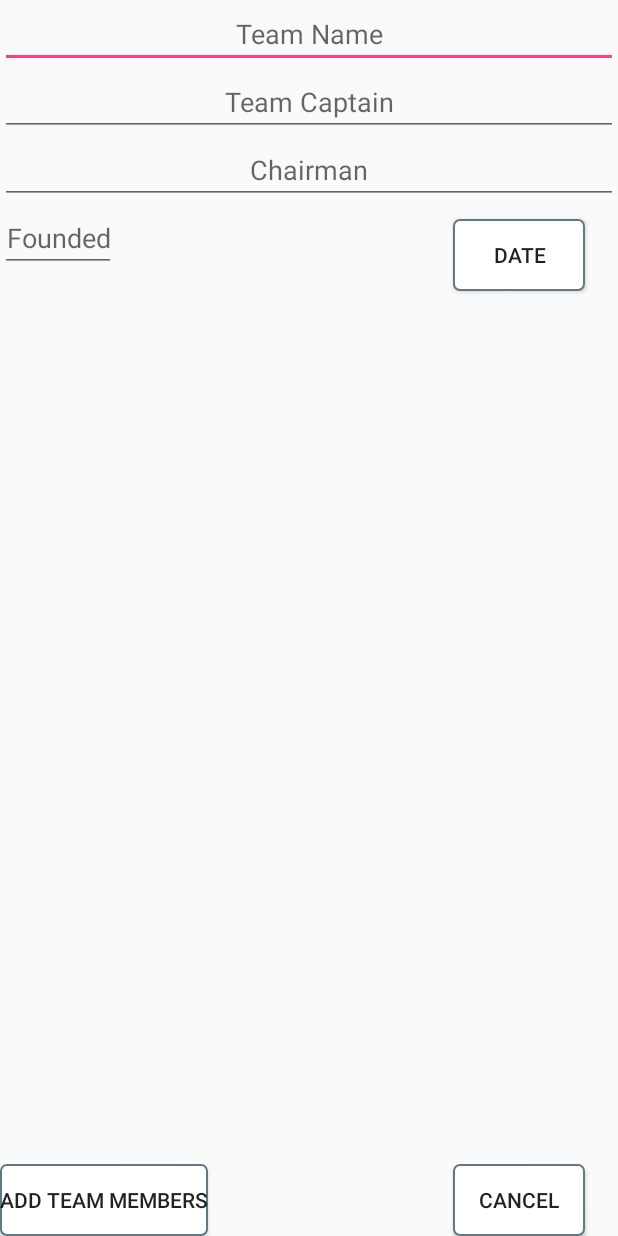
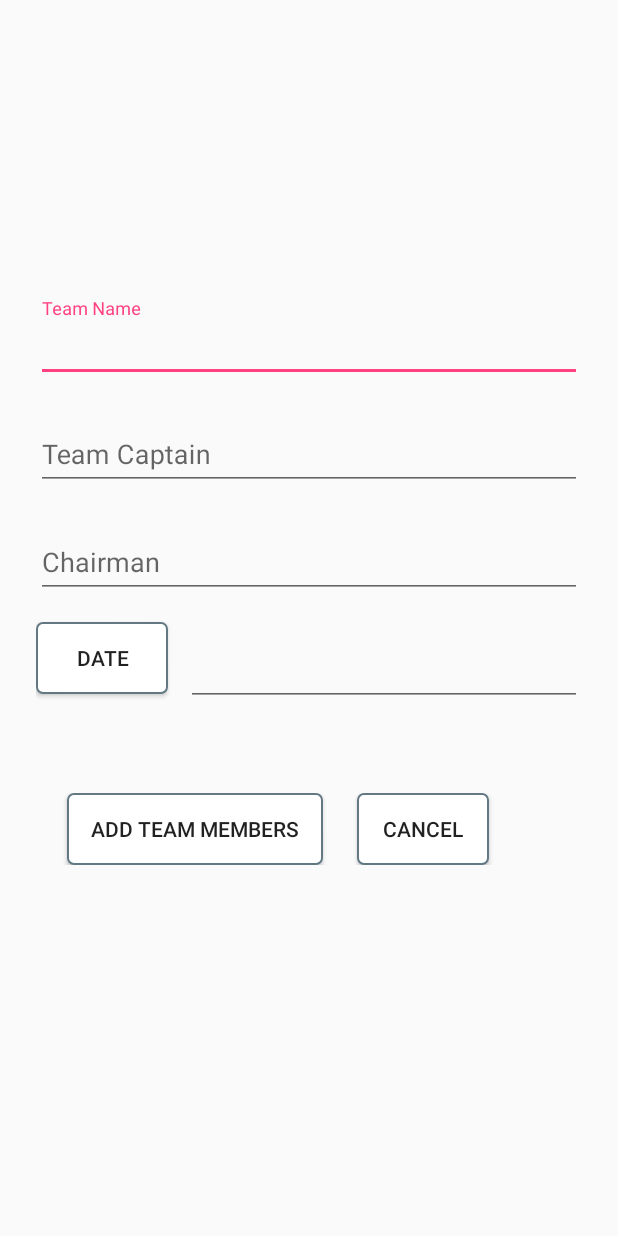
Before and after one commit to Mbukutshe/SoccerApp, an Android app: the RegisterTeamActivity screen opened directly, with no data from a screen before it, on a phone screen of 412 x 824 dp. Run offline under Robolectric (Android 15) with nearby library versions, the phone set to English and light mode, and no system bars; our stand-ins replace Volley.

Commit message:
layout changes

```diff
--- a/app/src/main/java/com/cloudflare/soccerapp/LoginActivity.java
+++ b/app/src/main/java/com/cloudflare/soccerapp/LoginActivity.java
@@ -113,7 +113,8 @@ public class LoginActivity extends AppCompatActivity {
         });
 
 
-    }private class AsyncLogin extends AsyncTask<String, String, String>
+    }
+    private class AsyncLogin extends AsyncTask<String, String, String>
     {
         ProgressDialog pdLoading = new ProgressDialog(LoginActivity.this);
         HttpURLConnection conn;
--- a/app/src/main/res/layout/activity_register_team.xml
+++ b/app/src/main/res/layout/activity_register_team.xml
@@ -7,18 +7,106 @@
     android:layout_height="match_parent"
     tools:context="com.cloudflare.soccerapp.RegisterTeamActivity">
 
-        android:layout_width="368dp"
-        android:layout_height="495dp"
-        tools:layout_editor_absoluteX="8dp"
-        tools:layout_editor_absoluteY="8dp">
+    <ScrollView
+        android:layout_width="fill_parent"
+        android:layout_height="match_parent"
+        android:fitsSystemWindows="true"
+        android:scrollbars="none">
+    <LinearLayout
+        android:orientation="vertical"
+        android:layout_width="match_parent"
+        android:layout_height="wrap_content"
+        android:layout_gravity="center"
+        android:scrollbars="none"
+        android:paddingBottom="56dp"
+        android:paddingLeft="24dp"
+        android:paddingRight="24dp">
+        <android.support.design.widget.TextInputLayout
+            android:layout_width="match_parent"
+            android:layout_height="wrap_content"
+            android:layout_marginTop="8dp"
+            android:layout_marginBottom="8dp">
 
+                <EditText android:id="@+id/editTeamName"
+                    android:layout_width="match_parent"
+                    android:layout_height="wrap_content"
+                    android:inputType="textCapWords"
+                    android:hint="Team Name" />
+        </android.support.design.widget.TextInputLayout>
+
+        <android.support.design.widget.TextInputLayout
+            android:layout_width="match_parent"
+            android:layout_height="wrap_content"
+            android:layout_marginTop="8dp"
+            android:layout_marginBottom="8dp">
+
+                <EditText android:id="@+id/editTeamCaptain"
+                    android:layout_width="match_parent"
+                    android:layout_height="wrap_content"
+                    android:inputType="textCapWords"
+                    android:hint="Team Captain" />
+        </android.support.design.widget.TextInputLayout>
+
+        <android.support.design.widget.TextInputLayout
+            android:layout_width="match_parent"
+            android:layout_height="wrap_content"
+            android:layout_marginTop="8dp"
+            android:layout_marginBottom="8dp">
+
+                <EditText android:id="@+id/editChairman"
+                    android:layout_width="match_parent"
+                    android:layout_height="wrap_content"
+                    android:inputType="textCapWords"
+                    android:hint="Chairman" />
+        </android.support.design.widget.TextInputLayout>
+        <FrameLayout
+            android:orientation="vertical"
+            android:layout_width="match_parent"
+            android:layout_height="wrap_content"
+            android:scrollbars="none">
+        <android.support.design.widget.TextInputLayout
+            android:layout_width="match_parent"
+            android:layout_height="wrap_content"
+            android:layout_marginTop="8dp"
+            android:layout_alignParentRight="true"
+            android:layout_marginLeft="100dp"
+            android:layout_gravity="right"
+            android:layout_marginBottom="8dp">
+
+                <EditText android:id="@+id/editFounded"
+                    android:layout_width="match_parent"
+                    android:layout_height="wrap_content"
+                    android:inputType="textCapWords"
+                    android:hint="" />
+        </android.support.design.widget.TextInputLayout>
+        <Button
+            android:id="@+id/btnDate"
+            android:layout_width="wrap_content"
+            android:layout_height="wrap_content"
+            android:text="Date"
+            android:background="@drawable/button_background"
+            android:layout_marginTop="8dp"
+            android:layout_alignParentLeft="true"
+            android:layout_gravity="left"
+            />
+        </FrameLayout>
+        <FrameLayout
+            android:orientation="vertical"
+            android:layout_width="match_parent"
+            android:layout_height="wrap_content"
+            android:layout_marginTop="50dp"
+            android:scrollbars="none">
         <Button
             android:id="@+id/btnAddTeamMembers"
             android:layout_width="wrap_content"
             android:background="@drawable/button_background"
+            android:paddingLeft="16dp"
+            android:paddingRight="16dp"
             android:layout_height="wrap_content"
             android:text="Add Team Members"
-            android:layout_alignParentBottom="true" />
+            android:layout_alignParentBottom="true"
+            android:layout_gravity="center_horizontal"
+            android:layout_marginRight="76dp"/>
 
         <Button
             android:id="@+id/btnCancel"
@@ -27,55 +115,11 @@
             android:layout_height="wrap_content"
             android:layout_alignParentBottom="true"
             android:layout_alignParentRight="true"
-            android:layout_marginEnd="22dp"
-            android:layout_marginRight="22dp"
+            android:layout_gravity="center_horizontal"
+            android:layout_marginLeft="76dp"
             android:text="Cancel" />
-
-        <EditText
-            android:id="@+id/editTeamName"
-            android:hint="Team Name"
-            android:gravity="center"
-            android:layout_width="match_parent"
-            android:layout_height="wrap_content"
-            android:layout_alignParentTop="true"
-            android:layout_alignParentLeft="true"
-            android:layout_alignParentStart="true" />
-
-        <EditText
-            android:id="@+id/editTeamCaptain"
-            android:hint="Team Captain"
-            android:layout_below="@id/editTeamName"
-            android:gravity="center"
-            android:layout_width="match_parent"
-            android:layout_height="wrap_content" />
-
-
-        <EditText
-            android:id="@+id/editChairman"
-            android:hint="Chairman"
-            android:layout_below="@id/editTeamCaptain"
-            android:gravity="center"
-            android:layout_width="match_parent"
-            android:layout_height="wrap_content"  />
-
-        <EditText
-            android:id="@+id/editFounded"
-            android:hint="Founded"
-            android:layout_below="@id/editChairman"
-            android:gravity="center"
-            android:layout_width="wrap_content"
-            android:layout_height="wrap_content" />
-
-        <Button
-            android:id="@+id/btnDate"
-            android:layout_width="wrap_content"
-            android:layout_height="wrap_content"
-            android:text="Date"
-            android:background="@drawable/button_background"
-            android:layout_marginTop="10dp"
-            android:layout_below="@+id/editChairman"
-            android:layout_alignLeft="@+id/btnCancel"
-            android:layout_alignStart="@+id/btnCancel" />
-
+        </FrameLayout>
+     </LinearLayout>
+    </ScrollView>
 
 </RelativeLayout>
```
